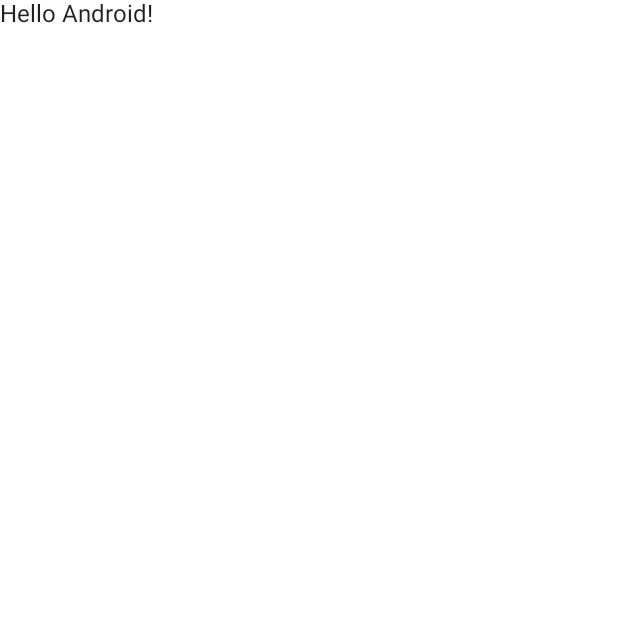
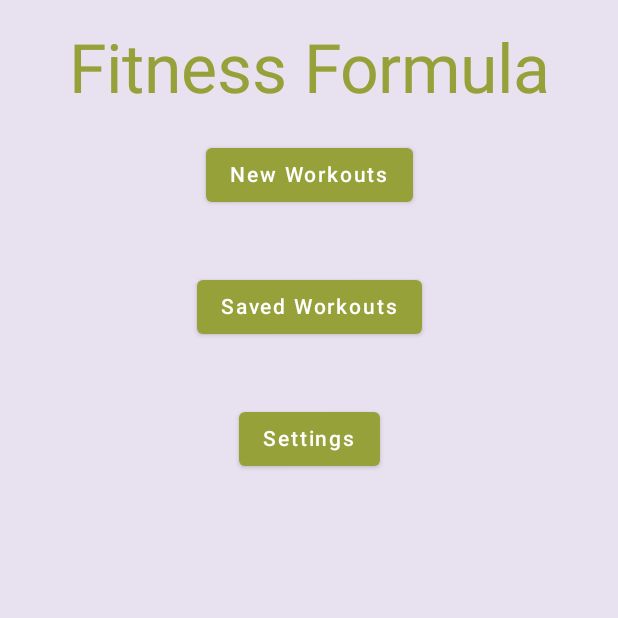
Before and after one commit to ethanziegler1/FitnessFormula, an Android app built with Jetpack Compose: the screen it shows after launch (MainActivity), on a phone screen of 412 x 824 dp, the top half of it. Before the commit the part shown is almost empty. Run offline under Robolectric (Android 15) with nearby library versions, the phone set to English and light mode, and no system bars.

Commit message:
Did some theme stuff. Started a t TODO.

```diff
--- a/app/src/main/java/edu/towson/cosc435vails/fitnessformula/MainActivity.kt
+++ b/app/src/main/java/edu/towson/cosc435vails/fitnessformula/MainActivity.kt
@@ -1,15 +1,17 @@
 package edu.towson.cosc435vails.fitnessformula
 
+import android.graphics.fonts.FontStyle
 import android.os.Bundle
 import androidx.activity.ComponentActivity
 import androidx.activity.compose.setContent
-import androidx.compose.foundation.layout.fillMaxSize
-import androidx.compose.material.MaterialTheme
-import androidx.compose.material.Surface
-import androidx.compose.material.Text
+import androidx.compose.foundation.layout.*
+import androidx.compose.material.*
 import androidx.compose.runtime.Composable
+import androidx.compose.ui.Alignment
 import androidx.compose.ui.Modifier
 import androidx.compose.ui.tooling.preview.Preview
+import androidx.compose.ui.unit.dp
+import androidx.compose.ui.unit.sp
 import edu.towson.cosc435vails.fitnessformula.ui.theme.FitnessFormulaTheme
 
 class MainActivity : ComponentActivity() {
@@ -22,7 +24,7 @@ class MainActivity : ComponentActivity() {
                     modifier = Modifier.fillMaxSize(),
                     color = MaterialTheme.colors.background
                 ) {
-                    Greeting("Android")
+                    MainPage()
                 }
             }
         }
@@ -30,14 +32,54 @@ class MainActivity : ComponentActivity() {
 }
 
 @Composable
-fun Greeting(name: String) {
-    Text(text = "Hello $name!")
+fun MainPage() {
+    Column(
+        modifier = Modifier
+            .padding(20.dp)
+            .fillMaxWidth(),
+        horizontalAlignment = Alignment.CenterHorizontally
+    ) {
+        Text(
+            text = "Fitness Formula",
+            color = MaterialTheme.colors.primary,
+            fontSize = 45.sp,
+        )
+        Button(
+            {},
+            modifier = Modifier.padding(20.dp)
+        ) {
+            Text("New Workouts")
+        }
+        Button(
+            {},
+            modifier = Modifier.padding(20.dp)
+        ) {
+            Text("Saved Workouts")
+        }
+        Button(
+            {},
+            modifier = Modifier.padding(20.dp),
+        ) {
+            Text("Settings")
+        }
+    }
 }
 
 @Preview(showBackground = true)
 @Composable
 fun DefaultPreview() {
     FitnessFormulaTheme {
-        Greeting("Android")
+        MainPage()
     }
 }
+/*
+TODO-1. MainPage
+TODO-1.a. A help button or tutorial description to describe how to use the app.
+TODO-1.b. A button to take you to a page that provides search fields for workouts.
+TODO-1.c. Format original theme including colors, images, and fonts.
+TODO-1.d. Handle landscape view.
+TODO-1.e. A button to take you to a page where you have stored workout lists.
+TODO-2. Create ViewModels.
+TODO-3. Create Class for Workout objects.
+TODO-4. Create Page for displaying workouts.
+*/
--- a/app/src/main/java/edu/towson/cosc435vails/fitnessformula/ui/theme/Color.kt
+++ b/app/src/main/java/edu/towson/cosc435vails/fitnessformula/ui/theme/Color.kt
@@ -2,7 +2,7 @@ package edu.towson.cosc435vails.fitnessformula.ui.theme
 
 import androidx.compose.ui.graphics.Color
 
-val Purple200 = Color(0xFFBB86FC)
-val Purple500 = Color(0xFF6200EE)
-val Purple700 = Color(0xFF3700B3)
+val MyGreen = Color(0xFF96A13A)
+val MyGray = Color(0xFF5D737E)
+val MyLavender = Color(0xFFE8E1EF)
 val Teal200 = Color(0xFF03DAC5)
--- a/app/src/main/java/edu/towson/cosc435vails/fitnessformula/ui/theme/Theme.kt
+++ b/app/src/main/java/edu/towson/cosc435vails/fitnessformula/ui/theme/Theme.kt
@@ -7,15 +7,16 @@ import androidx.compose.material.lightColors
 import androidx.compose.runtime.Composable
 
 private val DarkColorPalette = darkColors(
-    primary = Purple200,
-    primaryVariant = Purple700,
-    secondary = Teal200
+    primary = MyGreen,
+    primaryVariant = MyGray,
+    secondary = MyLavender
 )
 
 private val LightColorPalette = lightColors(
-    primary = Purple500,
-    primaryVariant = Purple700,
-    secondary = Teal200
+    primary = MyGreen,
+    primaryVariant = MyGray,
+    secondary = MyLavender,
+    background = MyLavender
 
     /* Other default colors to override
     background = Color.White,
--- a/app/src/main/res/values/colors.xml
+++ b/app/src/main/res/values/colors.xml
@@ -1,8 +1,8 @@
 <?xml version="1.0" encoding="utf-8"?>
 <resources>
-    <color name="purple_200">#FFBB86FC</color>
-    <color name="purple_500">#FF6200EE</color>
-    <color name="purple_700">#FF3700B3</color>
+    <color name="my_green">#FF96A13A</color>
+    <color name="my_gray">#FF5D737E</color>
+    <color name="my_lavender">#FFE8E1EF</color>
     <color name="teal_200">#FF03DAC5</color>
     <color name="teal_700">#FF018786</color>
     <color name="black">#FF000000</color>
--- a/app/src/main/res/values/themes.xml
+++ b/app/src/main/res/values/themes.xml
@@ -2,6 +2,6 @@
 <resources>
 
     <style name="Theme.FitnessFormula" parent="android:Theme.Material.Light.NoActionBar">
-        <item name="android:statusBarColor">@color/purple_700</item>
+        <item name="android:statusBarColor">@color/my_green</item>
     </style>
 </resources>
```
